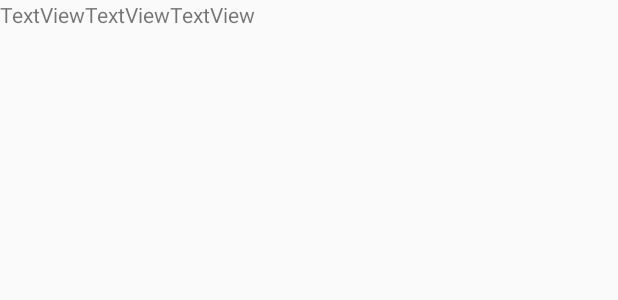
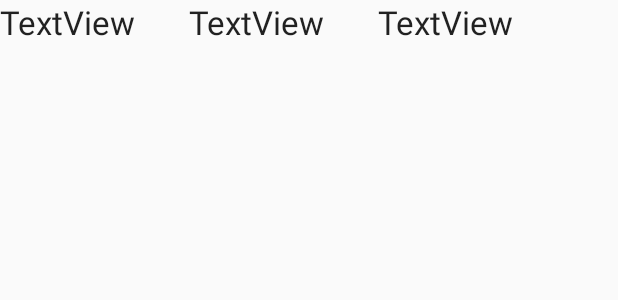
Before and after one commit to gaurangdobariya/BusMan, an Android app: the layout display.xml on its own in the app's theme, with its tools: preview values and no code run, on a phone screen of 412 x 824 dp. Shown: the top 300 px of the screen. Run offline under Robolectric (Android 15) with nearby library versions, the phone set to English and light mode, and no system bars.

Commit message:
initiL COMMIT

```diff
--- a/app/src/main/res/layout/display.xml
+++ b/app/src/main/res/layout/display.xml
@@ -5,17 +5,22 @@
 
     <TextView
         android:id="@+id/d_id"
+        android:textAppearance="@style/Base.TextAppearance.AppCompat.Large"
         android:layout_width="wrap_content"
         android:layout_height="wrap_content"
         android:text="TextView" />
 
     <TextView
         android:id="@+id/d_name"
+        android:layout_marginLeft="35dp"
+        android:layout_marginRight="35dp"
+        android:textAppearance="@style/Base.TextAppearance.AppCompat.Large"
         android:layout_width="wrap_content"
         android:layout_height="wrap_content"
         android:text="TextView" />
     <TextView
         android:id="@+id/d_fees"
+        android:textAppearance="@style/Base.TextAppearance.AppCompat.Large"
         android:layout_width="wrap_content"
         android:layout_height="wrap_content"
         android:text="TextView" />
```
